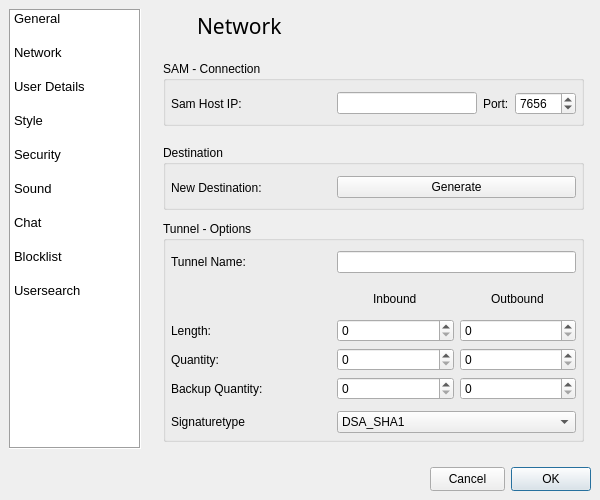
First picture: the form in src/gui/form_settingsgui.ui, repository vituperative/i2pchat, before the edit.
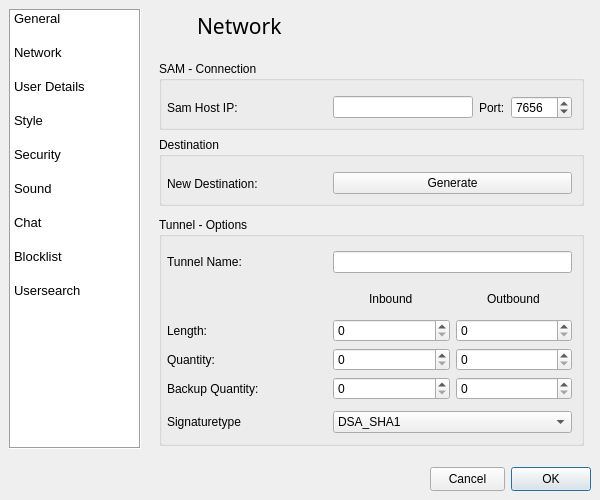
Second picture: the form after the edit. The open tabs and pages were chosen to show the change. Icons and pictures are not drawn.

Commit message: More settings layout tweaks

```diff
--- a/src/gui/form_settingsgui.ui
+++ b/src/gui/form_settingsgui.ui
@@ -544,10 +544,10 @@
        <widget class="QGroupBox" name="groupBox_8">
         <property name="geometry">
          <rect>
-          <x>4</x>
-          <y>212</y>
-          <width>421</width>
-          <height>221</height>
+          <x>0</x>
+          <y>208</y>
+          <width>425</width>
+          <height>229</height>
          </rect>
         </property>
         <property name="title">
@@ -557,7 +557,7 @@
          <property name="geometry">
           <rect>
            <x>8</x>
-           <y>64</y>
+           <y>68</y>
            <width>405</width>
            <height>115</height>
           </rect>
@@ -658,13 +658,13 @@
          <property name="geometry">
           <rect>
            <x>8</x>
-           <y>188</y>
+           <y>192</y>
            <width>405</width>
            <height>27</height>
           </rect>
          </property>
          <layout class="QGridLayout" name="gridLayout_22">
-          <item row="0" column="0">
+          <item row="0" column="0" alignment="Qt::AlignVCenter">
            <widget class="QLabel" name="label_13">
             <property name="minimumSize">
              <size>
@@ -716,7 +716,7 @@
          <property name="geometry">
           <rect>
            <x>8</x>
-           <y>28</y>
+           <y>32</y>
            <width>405</width>
            <height>27</height>
           </rect>
@@ -750,10 +750,10 @@
        <widget class="QGroupBox" name="groupBox_7">
         <property name="geometry">
          <rect>
-          <x>4</x>
+          <x>0</x>
           <y>52</y>
-          <width>421</width>
-          <height>65</height>
+          <width>425</width>
+          <height>69</height>
          </rect>
         </property>
         <property name="title">
@@ -763,7 +763,7 @@
          <property name="geometry">
           <rect>
            <x>8</x>
-           <y>28</y>
+           <y>32</y>
            <width>405</width>
            <height>29</height>
           </rect>
@@ -814,10 +814,10 @@
        <widget class="QGroupBox" name="groupBox_17">
         <property name="geometry">
          <rect>
-          <x>4</x>
-          <y>136</y>
-          <width>421</width>
-          <height>65</height>
+          <x>0</x>
+          <y>128</y>
+          <width>425</width>
+          <height>69</height>
          </rect>
         </property>
         <property name="title">
@@ -827,7 +827,7 @@
          <property name="geometry">
           <rect>
            <x>8</x>
-           <y>28</y>
+           <y>32</y>
            <width>405</width>
            <height>29</height>
           </rect>
```
Left out of the diff: 104 changed lines with no effect on the pictures.
